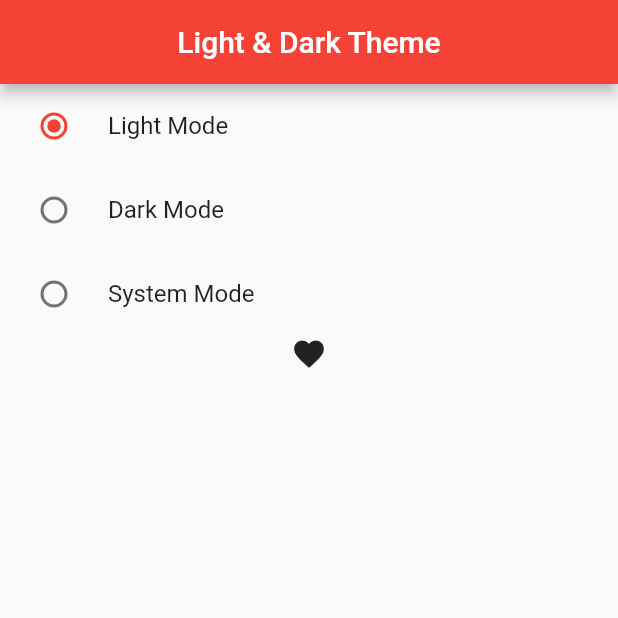
After one commit to SyedMuhammadRehan/practice_provider, a Flutter app: the screen it shows after launch, after a tap on "Light Mode", on a phone screen of 412 x 824 dp, the top half of it. The commit adds this screen. Run offline on Flutter 3.47's test engine with Material 2 defaults, Android fonts, the phone set to English and light mode, and no system bars.

Commit message:
light and dark theme update

```diff
--- a/lib/main.dart
+++ b/lib/main.dart
@@ -2,7 +2,8 @@ import 'package:flutter/material.dart';
 import 'package:practice_provider/provider/count_provider.dart';
 import 'package:practice_provider/provider/favitem_provider.dart';
 import 'package:practice_provider/provider/slider_provider.dart';
-import 'package:practice_provider/screens/favourite/favitem_third_ex.dart';
+import 'package:practice_provider/provider/theme_mode_provider.dart';
+import 'package:practice_provider/screens/light_and_dark_theme.dart';
 import 'package:provider/provider.dart';
 
 void main() {
@@ -26,23 +27,28 @@ class MyApp extends StatelessWidget {
           ChangeNotifierProvider(
             create: (_) => FavitemProvider(),
           ),
+          ChangeNotifierProvider(
+            create: (_) => ThemeModeProvider(),
+          ),
         ],
-      child: MaterialApp(
+        child: Builder(
+          builder: (BuildContext context) {
+            final themeprovider = Provider.of<ThemeModeProvider>(context);
+            return MaterialApp(
                 debugShowCheckedModeBanner: false,
                 title: 'Flutter Demo',
+                themeMode: themeprovider.themeMode,
                 theme: ThemeData(
-            // This is the theme of your application.
-            //
-            // Try running your application with "flutter run". You'll see the
-            // application has a blue toolbar. Then, without quitting the app, try
-            // changing the primarySwatch below to Colors.green and then invoke
-            // "hot reload" (press "r" in the console where you ran "flutter run",
-            // or simply save your changes to "hot reload" in a Flutter IDE).
-            // Notice that the counter didn't reset back to zero; the application
-            // is not restarted.
-            primarySwatch: Colors.blue,
+                  brightness: Brightness.light,
+                  primarySwatch: Colors.red,
                 ),
-          home: const FavItemExample()),
-    );
+                darkTheme: ThemeData(
+                    brightness: Brightness.dark,
+                    primarySwatch: Colors.red,
+                    primaryColor: Colors.red,
+                    iconTheme: const IconThemeData(color: Colors.pink)),
+                home: const LightAndDarkTheme());
+          },
+        ));
   }
 }
--- /dev/null
+++ b/lib/provider/theme_mode_provider.dart
@@ -0,0 +1,10 @@
+import 'package:flutter/material.dart';
+
+class ThemeModeProvider with ChangeNotifier {
+  var _themeMode = ThemeMode.light;
+  ThemeMode get themeMode => _themeMode;
+  void setMode(themeMode) {
+    _themeMode = themeMode;
+    notifyListeners();
+  }
+}
--- /dev/null
+++ b/lib/screens/light_and_dark_theme.dart
@@ -0,0 +1,43 @@
+import 'package:flutter/material.dart';
+import 'package:practice_provider/provider/theme_mode_provider.dart';
+import 'package:provider/provider.dart';
+
+class LightAndDarkTheme extends StatefulWidget {
+  const LightAndDarkTheme({super.key});
+
+  @override
+  State<LightAndDarkTheme> createState() => _LightAndDarkThemeState();
+}
+
+class _LightAndDarkThemeState extends State<LightAndDarkTheme> {
+  @override
+  Widget build(BuildContext context) {
+    final themeProvider = Provider.of<ThemeModeProvider>(context);
+    return Scaffold(
+      appBar: AppBar(
+        title: const Text("Light & Dark Theme"),
+        centerTitle: true,
+      ),
+      body: Column(
+        children: [
+          RadioListTile<ThemeMode>(
+              title: const Text("Light Mode"),
+              value: ThemeMode.light,
+              groupValue: themeProvider.themeMode,
+              onChanged: themeProvider.setMode),
+          RadioListTile(
+              title: const Text("Dark Mode"),
+              value: ThemeMode.dark,
+              groupValue: themeProvider.themeMode,
+              onChanged: themeProvider.setMode),
+          RadioListTile(
+              title: const Text("System Mode"),
+              value: ThemeMode.system,
+              groupValue: themeProvider.themeMode,
+              onChanged: themeProvider.setMode),
+          const Center(child: Icon(Icons.favorite))
+        ],
+      ),
+    );
+  }
+}
```
Lines whose indentation alone changed are shown as unchanged.
